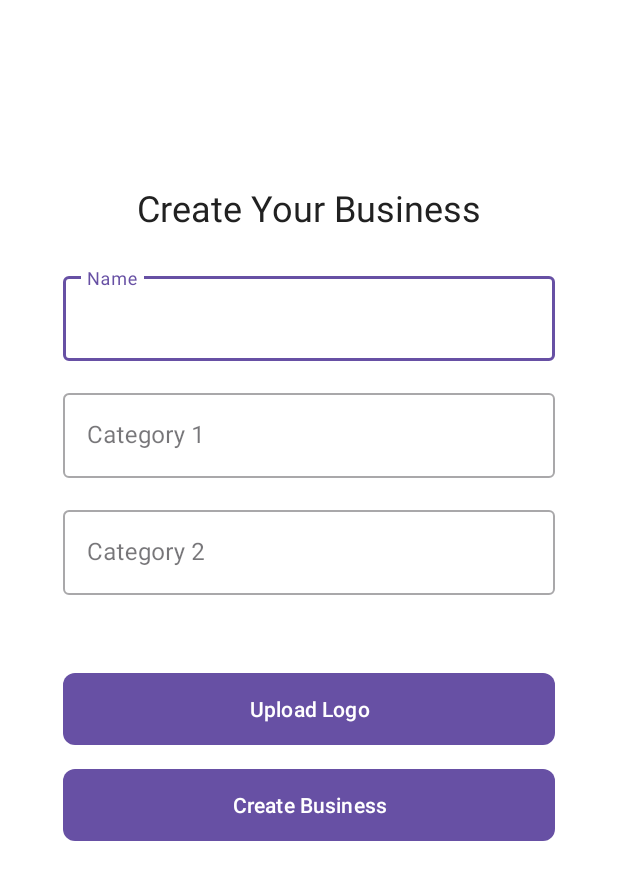
After one commit to Razaranyi/AppointmentAppFE, an Android app: the CreateBusinessActivity screen opened directly, with no data from a screen before it, on a phone screen of 412 x 824 dp. The commit adds this screen. Shown: the top 880 px of the screen. Run offline under Robolectric (Android 15) with nearby library versions, the phone set to English and light mode, and no system bars.

Commit message:
create page design

```diff
--- a/app/src/main/AndroidManifest.xml
+++ b/app/src/main/AndroidManifest.xml
@@ -33,6 +33,13 @@
             <!-- No intent-filter here, since this is not the entry point of the app -->
         </activity>
 
+        <!-- CreateBusinessActivity -->
+        <activity
+            android:name=".businessActivity.CreateBusinessActivity"
+            android:exported="true">
+            <!-- No intent-filter here, since this is not the entry point of the app -->
+        </activity>
+
     </application>
 
 </manifest>
--- /dev/null
+++ b/app/src/main/java/com/example/eassyappointmentfe/businessActivity/CreateBusinessActivity.java
@@ -0,0 +1,31 @@
+package com.example.eassyappointmentfe.businessActivity;
+
+import android.os.Bundle;
+import android.widget.Button;
+import android.widget.EditText;
+import android.widget.ImageView;
+import androidx.appcompat.app.AppCompatActivity;
+
+import com.example.eassyappointmentfe.R;
+
+public class CreateBusinessActivity extends AppCompatActivity {
+
+    private EditText businessNameEditText;
+    private ImageView businessLogoImageView;
+    private Button uploadLogoButton;
+    private Button createBusinessButton;
+
+    @Override
+    protected void onCreate(Bundle savedInstanceState) {
+        super.onCreate(savedInstanceState);
+        setContentView(R.layout.activity_create_business);
+
+        businessNameEditText = findViewById(R.id.businessNameEditText);
+//        businessLogoImageView = findViewById(R.id.businessLogoImageView);
+        uploadLogoButton = findViewById(R.id.uploadLogoButton);
+        createBusinessButton = findViewById(R.id.createBusinessButton);
+
+        // TODO: Set up button click listeners, image selection, and business creation logic.
+
+    }
+}
--- /dev/null
+++ b/app/src/main/res/layout/activity_create_business.xml
@@ -0,0 +1,114 @@
+<LinearLayout xmlns:android="http://schemas.android.com/apk/res/android"
+    xmlns:tools="http://schemas.android.com/tools"
+    android:layout_width="match_parent"
+    android:layout_height="match_parent"
+    android:background="@color/white"
+    android:gravity="center_horizontal"
+    android:orientation="vertical"
+    android:padding="42dp"
+    tools:context=".businessActivity.CreateBusinessActivity">
+
+    <Space
+        android:layout_width="match_parent"
+        android:layout_height="80dp" />
+
+    <ScrollView
+        android:layout_width="match_parent"
+        android:layout_height="match_parent"
+        android:layout_centerInParent="true">
+
+        <LinearLayout
+            android:layout_width="match_parent"
+            android:layout_height="wrap_content"
+            android:orientation="vertical"
+            android:gravity="center_horizontal">
+
+            <TextView
+                android:layout_width="wrap_content"
+                android:layout_height="wrap_content"
+                android:text="Create Your Business"
+                android:textSize="24sp"
+                android:textColor="@color/primary_text_color"
+            android:layout_marginBottom="24dp"/>
+
+            <com.google.android.material.textfield.TextInputLayout
+                style="@style/Widget.MaterialComponents.TextInputLayout.OutlinedBox"
+                android:layout_width="match_parent"
+                android:layout_height="wrap_content"
+                android:layout_marginBottom="16dp">
+
+            <EditText
+                android:id="@+id/businessNameEditText"
+                android:layout_width="match_parent"
+                android:layout_height="wrap_content"
+                android:hint="Name"
+                android:inputType="text"
+                android:paddingStart="16dp"
+                android:paddingEnd="16dp"
+                android:textColor="@color/primary_text_color"
+                android:textSize="16sp" />
+            </com.google.android.material.textfield.TextInputLayout>
+
+            <com.google.android.material.textfield.TextInputLayout
+                style="@style/Widget.MaterialComponents.TextInputLayout.OutlinedBox"
+                android:layout_width="match_parent"
+                android:layout_height="wrap_content"
+                android:layout_marginBottom="16dp">
+
+            <!--  might change editText to Spinner. -->
+
+            <EditText
+                android:id="@+id/businessCategory1EditText"
+                android:layout_width="match_parent"
+                android:layout_height="wrap_content"
+                android:hint="Category 1"
+                android:paddingStart="16dp"
+                android:paddingEnd="16dp"
+                android:textColor="@color/primary_text_color"
+                android:inputType="text"/>
+            </com.google.android.material.textfield.TextInputLayout>
+
+            <com.google.android.material.textfield.TextInputLayout
+                style="@style/Widget.MaterialComponents.TextInputLayout.OutlinedBox"
+                android:layout_width="match_parent"
+                android:layout_height="wrap_content"
+                android:layout_marginBottom="16dp">
+
+            <EditText
+                android:id="@+id/businessCategory2EditText"
+                android:layout_width="match_parent"
+                android:layout_height="wrap_content"
+                android:hint="Category 2"
+                android:paddingStart="16dp"
+                android:paddingEnd="16dp"
+                android:textColor="@color/primary_text_color"
+                android:inputType="text"/>
+            </com.google.android.material.textfield.TextInputLayout>
+
+
+
+            <Space
+                android:layout_width="match_parent"
+                android:layout_height="36dp" />
+
+            <Button
+                android:id="@+id/uploadLogoButton"
+                android:layout_width="match_parent"
+                android:layout_height="wrap_content"
+                android:text="Upload Logo"
+                android:background="@drawable/button_background"
+                android:textColor="@color/button_text_color"
+                android:layout_marginBottom="16dp"/>
+
+            <Button
+                android:id="@+id/createBusinessButton"
+                android:layout_width="match_parent"
+                android:layout_height="wrap_content"
+                android:text="Create Business"
+                android:background="@drawable/button_background"
+                android:textColor="@color/button_text_color"
+                android:layout_marginBottom="32dp"/>
+
+        </LinearLayout>
+    </ScrollView>
+</LinearLayout>
--- /dev/null
+++ b/app/src/main/res/values/arrays.xml
@@ -0,0 +1,4 @@
+<?xml version="1.0" encoding="utf-8"?>
+<resources>
+    <string-array name="business_categories_array">Business categories</string-array>
+</resources>
--- a/app/src/main/res/values/strings.xml
+++ b/app/src/main/res/values/strings.xml
@@ -29,4 +29,12 @@
     <string name="sign_up_prompt">Don\'t Have An Account? Sign Up</string>
     <string name="sign_up_keyword">Sign Up</string>
 
+
+    <!-- CreateBusinessActivity strings -->
+    <string name="business_name">Business Name</string>
+    <string name="upload_logo">Upload Logo</string>
+    <string name="create_business">Create Business</string>
+    <string name="create_your_business">Create Your Business</string>
+
+
 </resources>
```
